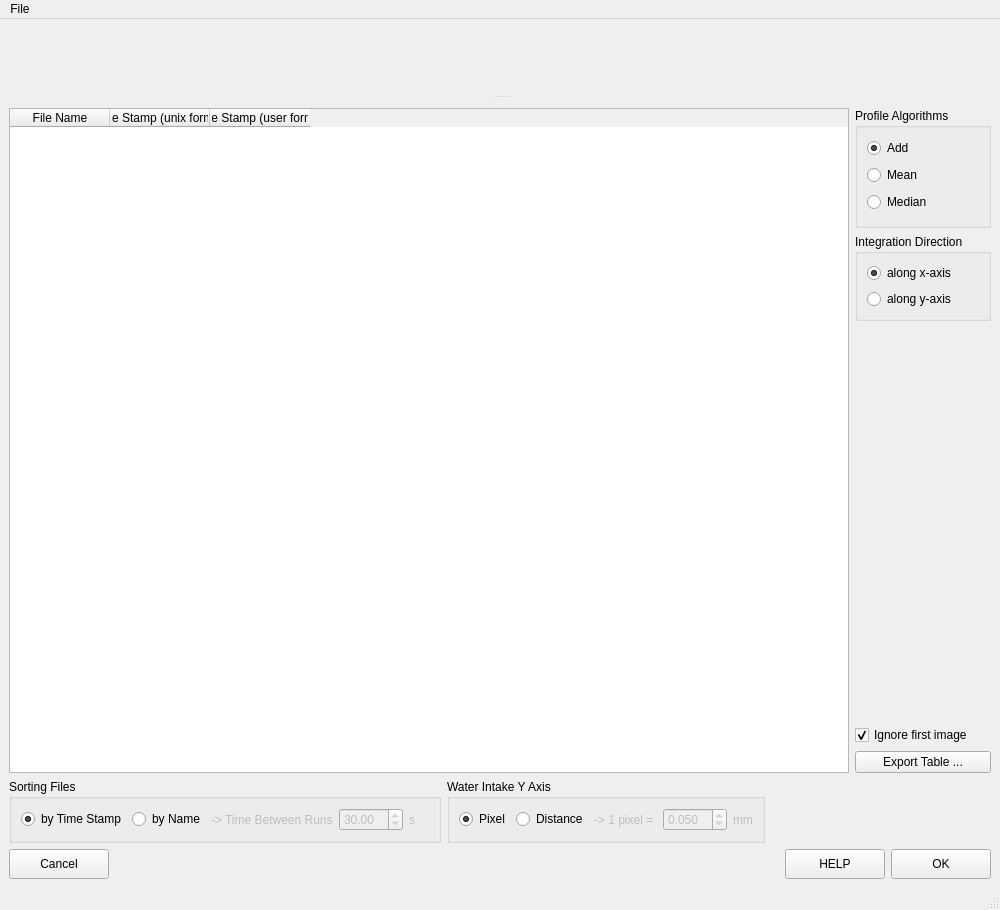
This is ui/ui_water_intake_profile.ui in neutronimaging/python_notebooks as Qt 5 draws it before an edit. The edited form follows.
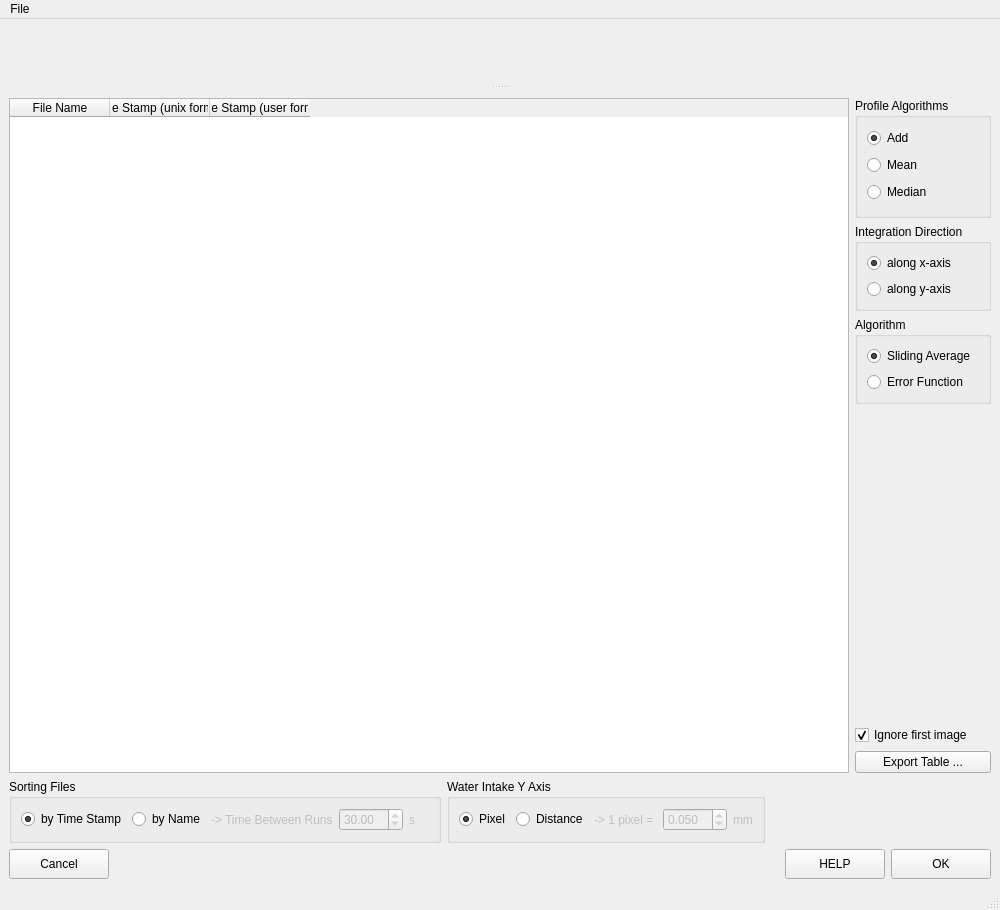
This is the edited form.

Commit message: work in progress to get new algo available

Diff of the .ui file:
```diff
--- a/ui/ui_water_intake_profile.ui
+++ b/ui/ui_water_intake_profile.ui
@@ -157,6 +157,32 @@
               </layout>
              </widget>
             </item>
+            <item>
+             <widget class="QGroupBox" name="groupBox_5">
+              <property name="title">
+               <string>Algorithm</string>
+              </property>
+              <layout class="QVBoxLayout" name="verticalLayout_6">
+               <item>
+                <widget class="QRadioButton" name="sliding_average_checkBox">
+                 <property name="text">
+                  <string>Sliding Average</string>
+                 </property>
+                 <property name="checked">
+                  <bool>true</bool>
+                 </property>
+                </widget>
+               </item>
+               <item>
+                <widget class="QRadioButton" name="error_function_checkBox">
+                 <property name="text">
+                  <string>Error Function</string>
+                 </property>
+                </widget>
+               </item>
+              </layout>
+             </widget>
+            </item>
             <item>
              <spacer name="verticalSpacer">
               <property name="orientation">
```
Left out of the diff: 83 changed lines with no effect on the pictures. The commit also changes 2 other files.
